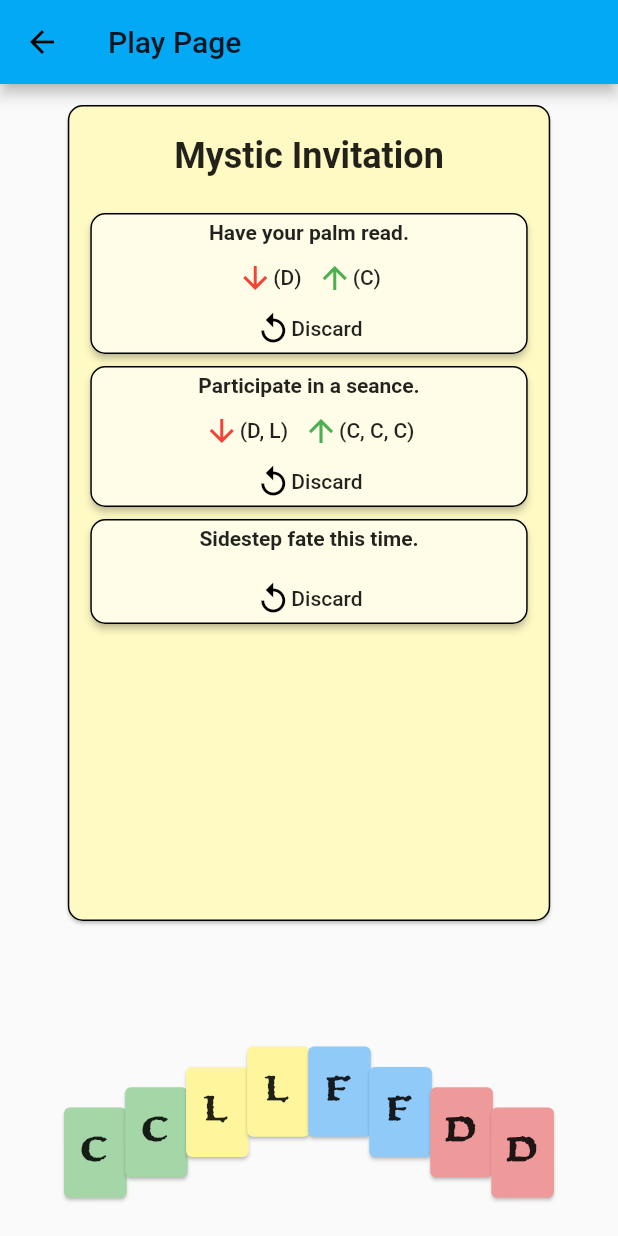
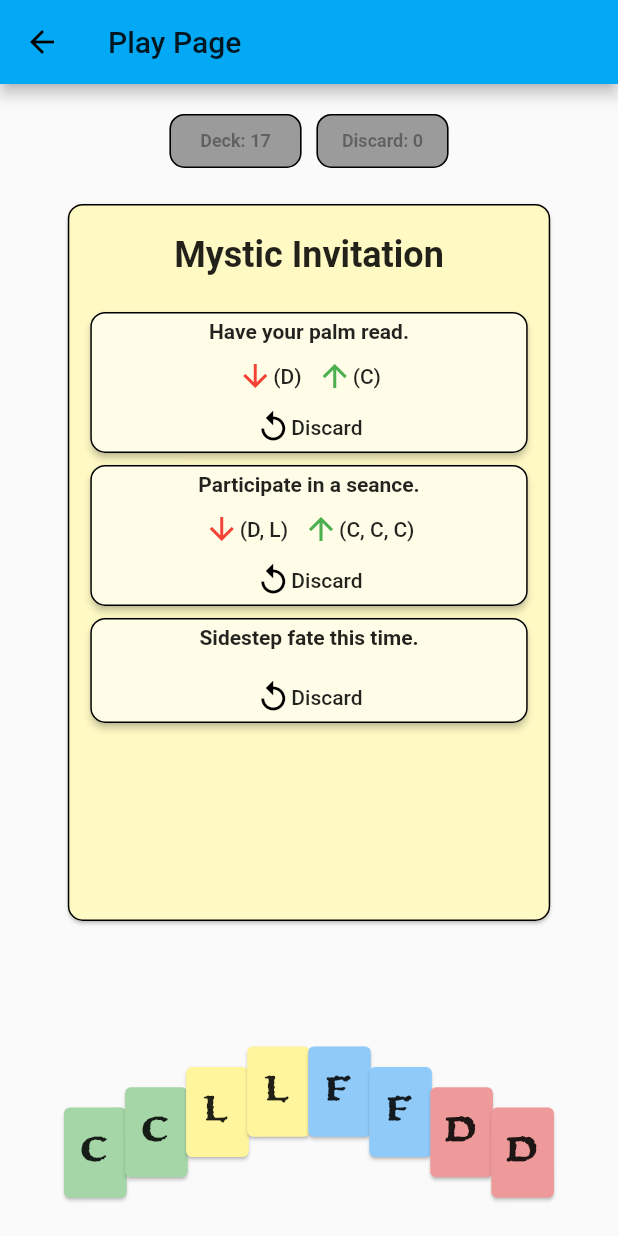
Before and after one commit to kilikfan/treasure, a Flutter app: the PlayPage screen opened directly, on a phone screen of 412 x 824 dp. Run offline on Flutter 3.47's test engine with Material 2 defaults, Android fonts, the phone set to English and light mode, and no system bars; our stand-ins replace flutter_swiper.

Commit message:
Adding card piles with counts.

```diff
--- /dev/null
+++ b/lib/model/game_pile.dart
@@ -0,0 +1,10 @@
+enum GamePile {
+  DECK,
+  DISCARD
+}
+
+extension GamePileExt on GamePile {
+  String get description {
+    return this == GamePile.DECK ? "Deck" : "Discard";
+  }
+}
--- /dev/null
+++ b/lib/screens/play/card/card_pile.dart
@@ -0,0 +1,38 @@
+import 'package:flutter/material.dart';
+import 'package:treasure_of_the_high_seas/model/game_pile.dart';
+
+class CardPile extends StatelessWidget {
+  final int pileSize;
+  final GamePile pileType;
+
+  CardPile(this.pileSize, this.pileType);
+
+  @override
+  Widget build(BuildContext context) {
+
+    // TODO - Allow clicking discard pile? final enabled = pileType == GamePile.DISCARD ?? false;
+    final enabled = false;
+
+    final shape = RoundedRectangleBorder(
+      side: BorderSide(color: Colors.black, width: 1),
+      borderRadius: BorderRadius.circular(10),
+    );
+
+    return Center(
+      child:  RaisedButton(
+        shape: shape,
+        onPressed: enabled ? () {
+          // TODO - Allow clicking on discard pile?
+        }
+            : null,
+        child: Text(
+          pileType.description + ": " + pileSize.toString(),
+          style: TextStyle(
+              fontSize: 12.0,
+              fontWeight: FontWeight.bold
+          ),
+        ),
+      ),
+    );
+  }
+}
--- /dev/null
+++ b/lib/screens/play/card/deck_state_panel.dart
@@ -0,0 +1,23 @@
+import 'package:flutter/material.dart';
+import 'package:treasure_of_the_high_seas/model/game_pile.dart';
+import 'package:treasure_of_the_high_seas/model/game_state.dart';
+
+import 'card_pile.dart';
+
+class DeckStatePanel extends StatelessWidget {
+  final GameState state;
+
+  DeckStatePanel(this.state);
+
+  @override
+  Widget build(BuildContext context) {
+    return Row(
+      mainAxisAlignment: MainAxisAlignment.center,
+      children: <Widget>[
+        CardPile(state.deck.length, GamePile.DECK),
+        Padding(padding: EdgeInsets.fromLTRB(10, 0, 0, 0)),
+        CardPile(state.discard.length, GamePile.DISCARD)
+      ],
+    );
+  }
+}
--- a/lib/screens/play/play_page.dart
+++ b/lib/screens/play/play_page.dart
@@ -5,6 +5,7 @@ import 'package:treasure_of_the_high_seas/screens/play/scrying_page.dart';
 
 import './player_hand.dart';
 import 'card/card_display.dart';
+import 'card/deck_state_panel.dart';
 
 class PlayPage extends StatelessWidget {
   PlayPage(this.title, this.state, {Key key}) : super(key: key);
@@ -27,6 +28,13 @@ class PlayPage extends StatelessWidget {
                 return Column(
                   mainAxisAlignment: MainAxisAlignment.end,
                   children: <Widget>[
+                    Container(
+                      height: (MediaQuery.of(context).size.height) * 0.08,
+                      padding: EdgeInsets.fromLTRB(10, 10, 10, 0),
+                      child: Center(
+                          child: DeckStatePanel(state)
+                      ),
+                    ),
                     SizedBox(height: 10),
                     Expanded(child: CardDisplay(state, state.currentCard)),
                     Container(
```
Also changed, not shown: 1 other file.
